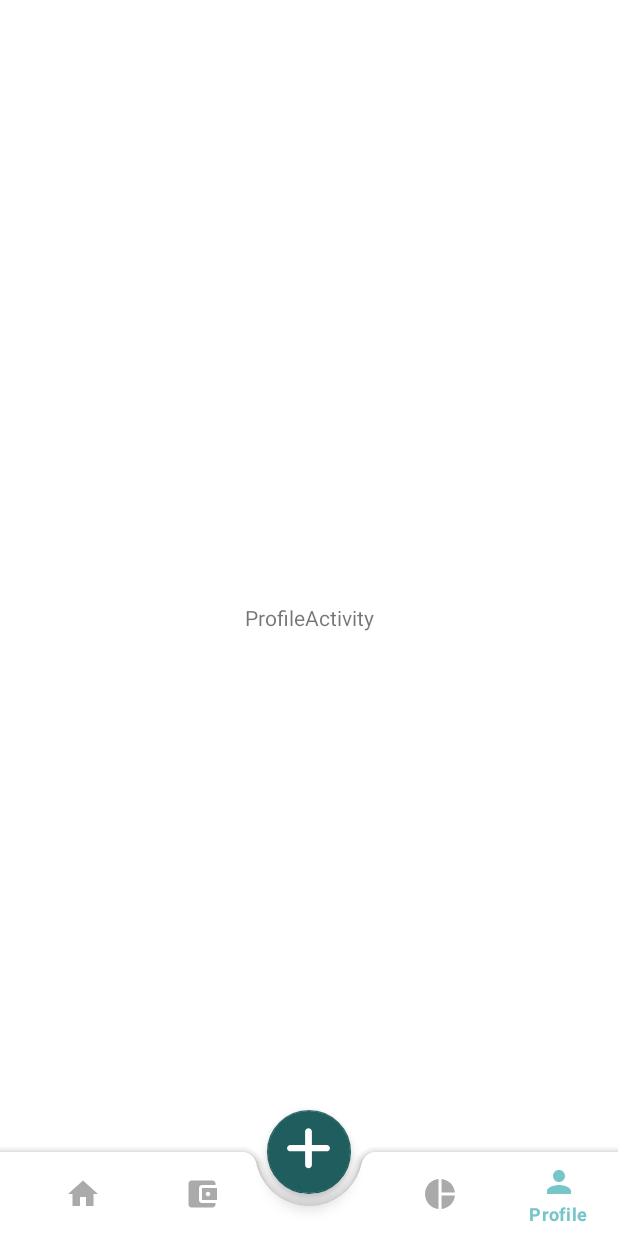
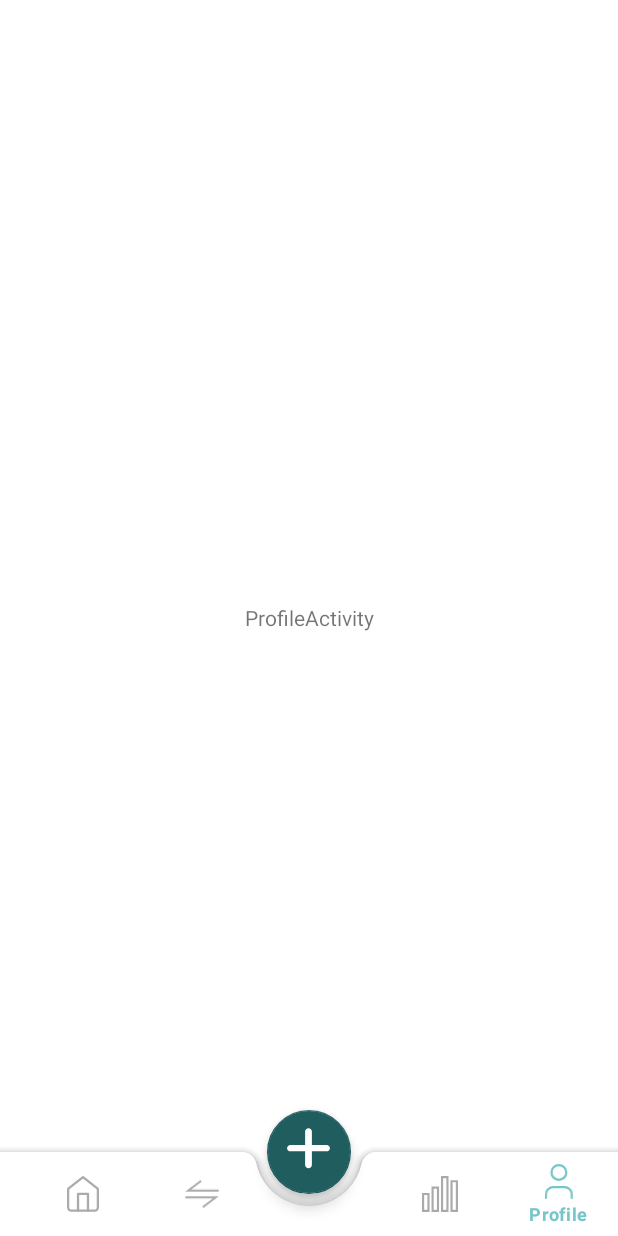
Before and after one commit to C241-PS364/src-kotlin-econome, an Android app: the ProfileActivity screen opened directly, with no data from a screen before it, on a phone screen of 412 x 824 dp. Run offline under Robolectric (Android 15) with nearby library versions, the phone set to English and light mode, and no system bars.

Commit message:
Slicing navbar (DONE)

```diff
--- /dev/null
+++ b/app/src/main/res/drawable/ic_chart_new.xml
@@ -0,0 +1,26 @@
+<vector xmlns:android="http://schemas.android.com/apk/res/android"
+    android:width="25dp"
+    android:height="25dp"
+    android:viewportWidth="25"
+    android:viewportHeight="25">
+  <path
+      android:pathData="M0.75,24.25V12.509H4.491V24.25H0.75Z"
+      android:strokeWidth="1.5"
+      android:fillColor="#00000000"
+      android:strokeColor="#6D6D6D"/>
+  <path
+      android:pathData="M20.509,24.246V3.648H24.25V24.246H20.509Z"
+      android:strokeWidth="1.5"
+      android:fillColor="#00000000"
+      android:strokeColor="#6D6D6D"/>
+  <path
+      android:pathData="M7.362,24.247V8.082H11.102V24.247H7.362Z"
+      android:strokeWidth="1.5"
+      android:fillColor="#00000000"
+      android:strokeColor="#6D6D6D"/>
+  <path
+      android:pathData="M13.933,24.246V0.75H17.674V24.246H13.933Z"
+      android:strokeWidth="1.5"
+      android:fillColor="#00000000"
+      android:strokeColor="#6D6D6D"/>
+</vector>
--- /dev/null
+++ b/app/src/main/res/drawable/ic_home_new.xml
@@ -0,0 +1,20 @@
+<vector xmlns:android="http://schemas.android.com/apk/res/android"
+    android:width="28dp"
+    android:height="31dp"
+    android:viewportWidth="28"
+    android:viewportHeight="31">
+  <path
+      android:pathData="M1,11.111L14,1L27,11.111V27C27,27.766 26.696,28.501 26.154,29.043C25.612,29.584 24.877,29.889 24.111,29.889H3.889C3.123,29.889 2.388,29.584 1.846,29.043C1.304,28.501 1,27.766 1,27V11.111Z"
+      android:strokeLineJoin="round"
+      android:strokeWidth="2"
+      android:fillColor="#00000000"
+      android:strokeColor="#6D6D6D"
+      android:strokeLineCap="round"/>
+  <path
+      android:pathData="M9.667,29.889V15.444H18.333V29.889"
+      android:strokeLineJoin="round"
+      android:strokeWidth="2"
+      android:fillColor="#00000000"
+      android:strokeColor="#6D6D6D"
+      android:strokeLineCap="round"/>
+</vector>
--- /dev/null
+++ b/app/src/main/res/drawable/ic_profile_new.xml
@@ -0,0 +1,20 @@
+<vector xmlns:android="http://schemas.android.com/apk/res/android"
+    android:width="25dp"
+    android:height="32dp"
+    android:viewportWidth="25"
+    android:viewportHeight="32">
+  <path
+      android:pathData="M23.806,30.321V27.063C23.806,25.335 23.119,23.678 21.897,22.456C20.675,21.234 19.018,20.548 17.29,20.548H7.516C5.788,20.548 4.13,21.234 2.908,22.456C1.686,23.678 1,25.335 1,27.063V30.321"
+      android:strokeLineJoin="round"
+      android:strokeWidth="2"
+      android:fillColor="#00000000"
+      android:strokeColor="#6D6D6D"
+      android:strokeLineCap="round"/>
+  <path
+      android:pathData="M12.403,14.032C16.001,14.032 18.919,11.115 18.919,7.516C18.919,3.917 16.001,1 12.403,1C8.804,1 5.887,3.917 5.887,7.516C5.887,11.115 8.804,14.032 12.403,14.032Z"
+      android:strokeLineJoin="round"
+      android:strokeWidth="2"
+      android:fillColor="#00000000"
+      android:strokeColor="#6D6D6D"
+      android:strokeLineCap="round"/>
+</vector>
--- /dev/null
+++ b/app/src/main/res/drawable/ic_transaction_new.xml
@@ -0,0 +1,16 @@
+<vector xmlns:android="http://schemas.android.com/apk/res/android"
+    android:width="27dp"
+    android:height="22dp"
+    android:viewportWidth="27"
+    android:viewportHeight="22">
+  <path
+      android:pathData="M12.889,1L3.083,8.5H26"
+      android:strokeWidth="1.5"
+      android:fillColor="#00000000"
+      android:strokeColor="#6D6D6D"/>
+  <path
+      android:pathData="M14.111,21L23.917,13.5L1,13.5"
+      android:strokeWidth="1.5"
+      android:fillColor="#00000000"
+      android:strokeColor="#6D6D6D"/>
+</vector>
--- a/app/src/main/res/layout/activity_profile.xml
+++ b/app/src/main/res/layout/activity_profile.xml
@@ -43,5 +43,4 @@
         app:layout_anchorGravity="top|center"
         app:tint="@color/white"/>
 
-
 </androidx.coordinatorlayout.widget.CoordinatorLayout>
--- a/app/src/main/res/menu/bottom_nav_menu.xml
+++ b/app/src/main/res/menu/bottom_nav_menu.xml
@@ -1,13 +1,13 @@
 <menu xmlns:android="http://schemas.android.com/apk/res/android">
     <item
         android:id="@+id/miHome"
-        android:icon="@drawable/ic_home"
+        android:icon="@drawable/ic_home_new"
         android:title="@string/home" />
 
     <item
         android:id="@+id/miWallet"
-        android:icon="@drawable/ic_wallet"
-        android:title="@string/wallet" />
+        android:icon="@drawable/ic_transaction_new"
+        android:title="@string/transaction" />
 
     <item
         android:id="@+id/miPlacholder"
@@ -15,11 +15,11 @@
 
     <item
         android:id="@+id/miStatistics"
-        android:icon="@drawable/ic_statistics"
+        android:icon="@drawable/ic_chart_new"
         android:title="@string/statistics" />
 
     <item
         android:id="@+id/miProfile"
-        android:icon="@drawable/ic_person"
+        android:icon="@drawable/ic_profile_new"
         android:title="@string/profile" />
 </menu>
--- a/app/src/main/res/values/strings.xml
+++ b/app/src/main/res/values/strings.xml
@@ -51,6 +51,7 @@
     <string name="permit">Permission denied</string>
     <string name="login">Login successful</string>
     <string name="regist">Registration successful</string>
+    <string name="transaction">Transaction</string>
 
 
     <string-array name="time_range">
```
